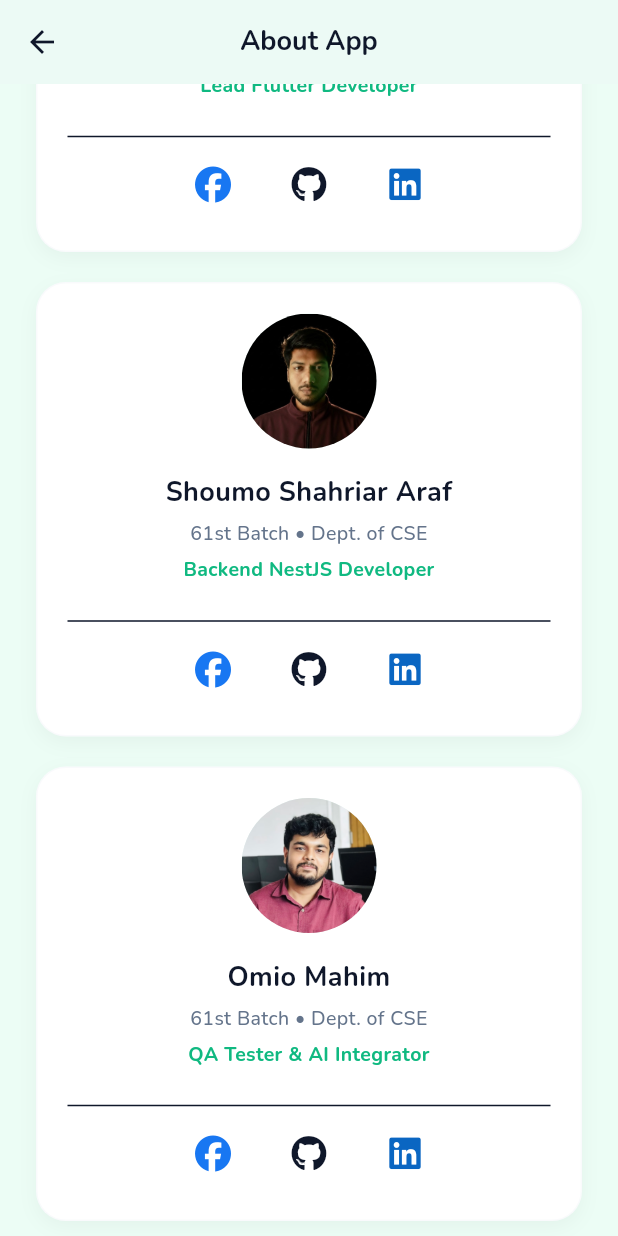
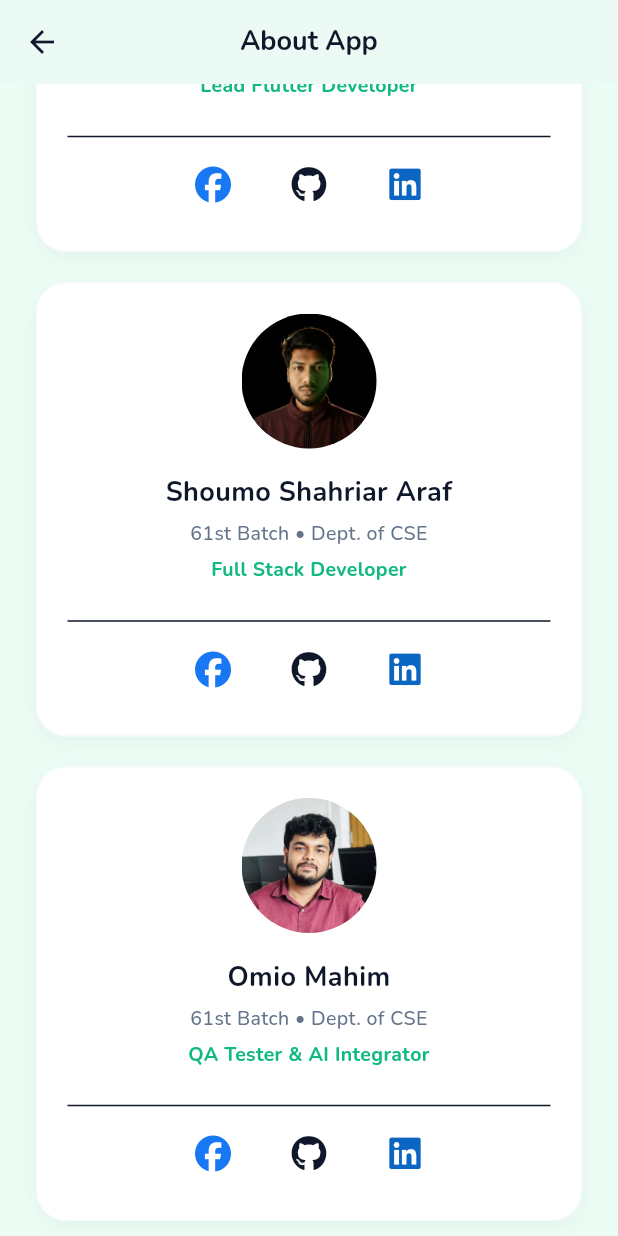
Before and after one commit to arifhaxn/lead_unity, a Flutter app: the AboutAppScreen screen opened directly, scrolled down 576 dp, on a phone screen of 412 x 824 dp. Run offline on Flutter 3.47's test engine with Material 3 defaults, Android fonts, the phone set to English and light mode, and no system bars; our stand-ins replace dio, flutter_secure_storage, font_awesome_flutter, google_fonts, image_picker, webview_flutter; accounts and stored records are empty.

Commit message:
mayday mayday mayday

```diff
--- a/lib/theme/app_theme.dart
+++ b/lib/theme/app_theme.dart
@@ -148,7 +148,7 @@ class AppTheme {
           textStyle: const TextStyle(fontWeight: FontWeight.w600),
         ),
       ),
-      cardTheme: const CardTheme(
+      cardTheme: const CardThemeData(
         color: Color(0xFFFFFFFF),
         elevation: 0,
         margin: EdgeInsets.zero,
@@ -259,7 +259,7 @@ class AppTheme {
           textStyle: const TextStyle(fontWeight: FontWeight.w600),
         ),
       ),
-      cardTheme: const CardTheme(
+      cardTheme: const CardThemeData(
         color: AppColors.nightCard,
         elevation: 0,
         margin: EdgeInsets.zero,
--- a/lib/widgets/about_app_screen.dart
+++ b/lib/widgets/about_app_screen.dart
@@ -35,7 +35,7 @@ class AboutAppScreen extends StatelessWidget {
         "name": "Shoumo Shahriar Araf",
         "batch": "61st Batch",
         "department": "Dept. of CSE",
-        "role": "Backend NestJS Developer",
+        "role": "Full Stack Developer",
         "image":
             "assets/template/crew/araf.jpeg",
         "fb": "https://www.facebook.com/shahriar.araf.3",
```
Also changed, not shown: pubspec.lock.
